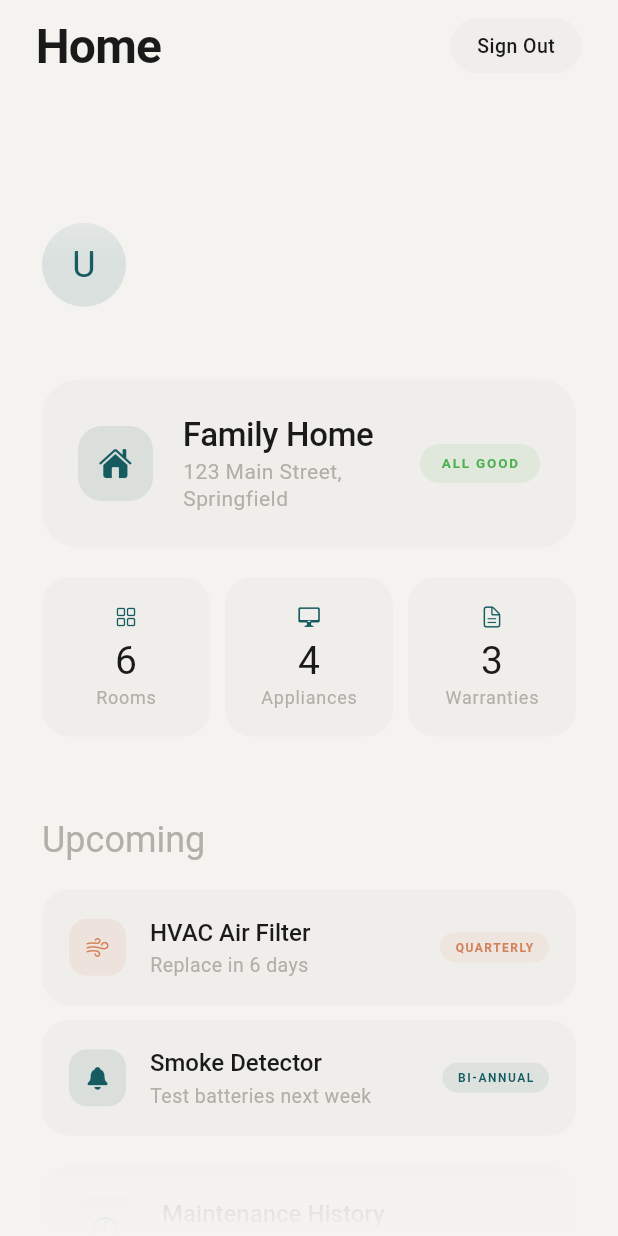
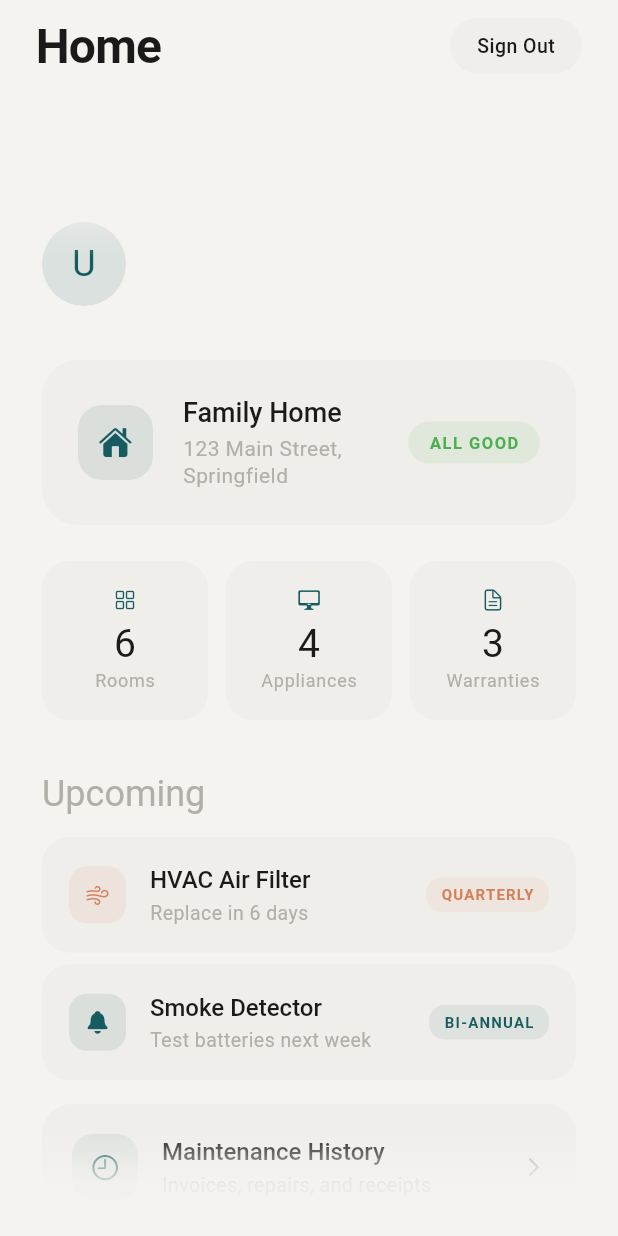
Before and after one commit to f4w4z/fijadora, a Flutter app: the HomeView screen opened directly, on a phone screen of 412 x 824 dp. Run offline on Flutter 3.47's test engine with Material 3 defaults, Android fonts, the phone set to English and light mode, and no system bars; our stand-ins replace cached_network_image, flutter_map, flutter_riverpod, go_router, hive, hive_flutter and 2 more; accounts and stored records are empty; Roboto replaces fonts that are missing (SF Pro Display).

Commit message:
Refactor layout, typography, and spacing on home view

```diff
--- a/lib/ui/features/home/views/home_view.dart
+++ b/lib/ui/features/home/views/home_view.dart
@@ -25,7 +25,7 @@ class HomeView extends ConsumerWidget {
 Widget settingsRow(BuildContext context, IconData icon, String title, String subtitle) {
   final theme = Theme.of(context);
   return SizedBox(
-        height: 52,
+        height: 54,
         child: Row(
           children: [
             Container(
@@ -128,9 +128,12 @@ Widget settingsRow(BuildContext context, IconData icon, String title, String sub
                           children: [
                             Text(
                               user.name,
-                              style: theme.textTheme.displaySmall?.copyWith(color: theme.colorScheme.onSurface),
+                              style: theme.textTheme.titleLarge?.copyWith(
+                                color: theme.colorScheme.onSurface,
+                                fontWeight: FontWeight.w600,
+                              ),
                             ),
-                            const SizedBox(height: 4),
+                            const SizedBox(height: 6),
                             Text(
                               user.email,
                               style: TextStyle(
@@ -151,7 +154,7 @@ Widget settingsRow(BuildContext context, IconData icon, String title, String sub
               // ─── Home Address Card ─────────────────────────────────────────────────
               SliverToBoxAdapter(
                 child: Padding(
-                  padding: const EdgeInsets.fromLTRB(28, 48, 28, 0),
+                  padding: const EdgeInsets.fromLTRB(28, 36, 28, 0),
                   child: Container(
                     padding: const EdgeInsets.all(24),
                     decoration: BoxDecoration(
@@ -175,12 +178,8 @@ Widget settingsRow(BuildContext context, IconData icon, String title, String sub
                             children: [
                               Text(
                                 'Family Home',
-                                style: TextStyle(
-                                  fontSize: 22,
-                                  fontWeight: FontWeight.w500,
+                                style: theme.textTheme.titleLarge?.copyWith(
                                   color: theme.colorScheme.onSurface,
-                                  height: 1.1,
-                                  letterSpacing: -0.2,
                                 ),
                               ),
                               const SizedBox(height: 4),
@@ -205,9 +204,9 @@ Widget settingsRow(BuildContext context, IconData icon, String title, String sub
                           child: const Text(
                             'ALL GOOD',
                             style: TextStyle(
-                              fontSize: 9,
+                              fontSize: 11,
                               fontWeight: FontWeight.w600,
-                              letterSpacing: 1.2,
+                              letterSpacing: 1.0,
                               color: Color(0xFF4CAF50),
                             ),
                           ),
@@ -221,7 +220,7 @@ Widget settingsRow(BuildContext context, IconData icon, String title, String sub
               // ─── Stats Row ─────────────────────────────────────────────────────────
               SliverToBoxAdapter(
                 child: Padding(
-                  padding: const EdgeInsets.fromLTRB(28, 20, 28, 0),
+                  padding: const EdgeInsets.fromLTRB(28, 24, 28, 0),
                   child: Row(
                     children: [
                       _StatPill(
@@ -234,7 +233,7 @@ Widget settingsRow(BuildContext context, IconData icon, String title, String sub
                           );
                         },
                       ),
-                      const SizedBox(width: 10),
+                      const SizedBox(width: 12),
                       _StatPill(
                         icon: CupertinoIcons.device_desktop,
                         value: '4',
@@ -245,7 +244,7 @@ Widget settingsRow(BuildContext context, IconData icon, String title, String sub
                           );
                         },
                       ),
-                      const SizedBox(width: 10),
+                      const SizedBox(width: 12),
                       _StatPill(
                         icon: CupertinoIcons.doc_text,
                         value: '3',
@@ -264,7 +263,7 @@ Widget settingsRow(BuildContext context, IconData icon, String title, String sub
               // ─── Reminders ──────────────────────────────────────────────────────────
               SliverToBoxAdapter(
                 child: Padding(
-                  padding: const EdgeInsets.fromLTRB(28, 56, 28, 0),
+                  padding: const EdgeInsets.fromLTRB(28, 36, 28, 0),
                   child: Text(
                     'Upcoming',
                     style: theme.textTheme.headlineMedium?.copyWith(color: theme.colorScheme.onSurfaceVariant),
@@ -273,7 +272,7 @@ Widget settingsRow(BuildContext context, IconData icon, String title, String sub
               ),
               SliverToBoxAdapter(
                 child: Padding(
-                  padding: const EdgeInsets.fromLTRB(28, 20, 28, 0),
+                  padding: const EdgeInsets.fromLTRB(28, 16, 28, 0),
                   child: _ReminderTile(
                     icon: CupertinoIcons.wind,
                     title: 'HVAC Air Filter',
@@ -285,7 +284,7 @@ Widget settingsRow(BuildContext context, IconData icon, String title, String sub
               ),
               SliverToBoxAdapter(
                 child: Padding(
-                  padding: const EdgeInsets.fromLTRB(28, 10, 28, 0),
+                  padding: const EdgeInsets.fromLTRB(28, 8, 28, 0),
                   child: _ReminderTile(
                     icon: CupertinoIcons.bell_fill,
                     title: 'Smoke Detector',
@@ -299,7 +298,7 @@ Widget settingsRow(BuildContext context, IconData icon, String title, String sub
               // ─── Maintenance History ────────────────────────────────────────────────
               SliverToBoxAdapter(
                 child: Padding(
-                  padding: const EdgeInsets.fromLTRB(28, 20, 28, 0),
+                  padding: const EdgeInsets.fromLTRB(28, 16, 28, 0),
                   child: AnimatedTapScale(
                     scaleFactor: 0.97,
                     onTap: () {
@@ -361,7 +360,7 @@ Widget settingsRow(BuildContext context, IconData icon, String title, String sub
               // ─── Settings ────────────────────────────────────────────────
               SliverToBoxAdapter(
                 child: Padding(
-                  padding: const EdgeInsets.fromLTRB(28, 48, 28, 0),
+                  padding: const EdgeInsets.fromLTRB(28, 36, 28, 0),
                   child: Text(
                     'Settings',
                     style: theme.textTheme.headlineMedium?.copyWith(color: theme.colorScheme.onSurfaceVariant),
@@ -370,9 +369,9 @@ Widget settingsRow(BuildContext context, IconData icon, String title, String sub
               ),
               SliverToBoxAdapter(
                 child: Padding(
-                  padding: const EdgeInsets.fromLTRB(28, 16, 28, 0),
-                  child: Container(
-                    padding: const EdgeInsets.all(16),
+                    padding: const EdgeInsets.fromLTRB(28, 16, 28, 0),
+                    child: Container(
+                      padding: const EdgeInsets.all(20),
                     decoration: BoxDecoration(
                       color: theme.colorScheme.surfaceContainerLow,
                       borderRadius: BorderRadius.circular(18),
@@ -382,7 +381,7 @@ Widget settingsRow(BuildContext context, IconData icon, String title, String sub
                         settingsRow(context, CupertinoIcons.bell_fill, 'Notifications', 'Alert preferences'),
                         Divider(height: 1, color: theme.colorScheme.outlineVariant),
                         SizedBox(
-                          height: 52,
+                          height: 54,
                           child: Row(
                             children: [
                               Container(
@@ -602,9 +601,9 @@ class _ReminderTile extends StatelessWidget {
             child: Text(
               detail.toUpperCase(),
               style: TextStyle(
-                fontSize: 8,
+                fontSize: 10,
                 fontWeight: FontWeight.w600,
-                letterSpacing: 1.0,
+                letterSpacing: 0.8,
                 color: color,
               ),
             ),
```
